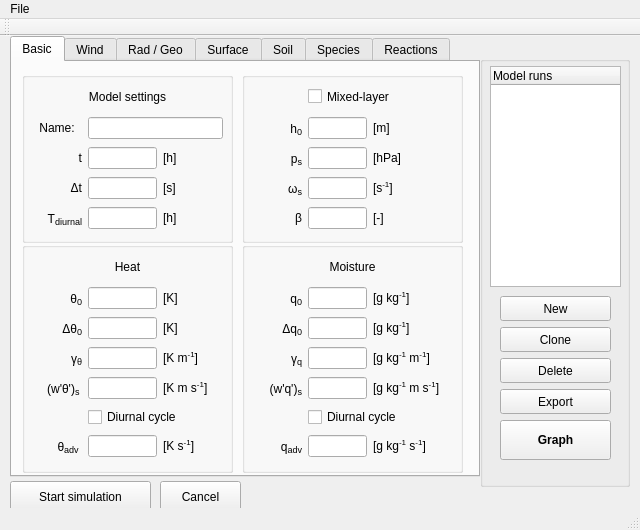
Qt form mainwindow.ui (classmodel/modelgui) before a commit.
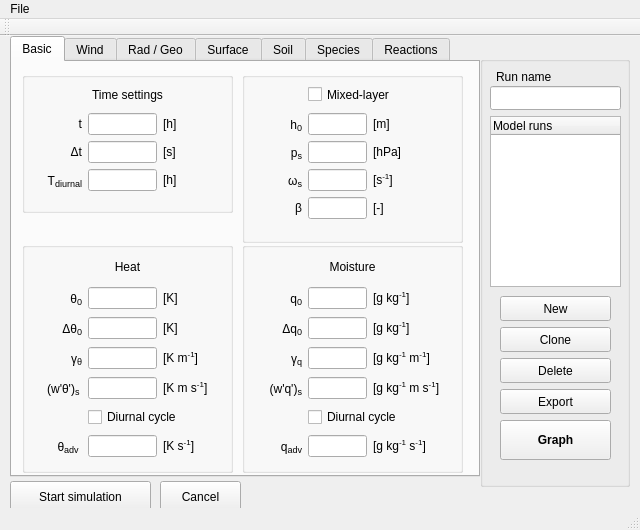
The same form after that commit.

Commit message: Moved modelrun-name field

The edit to the form file:
```diff
--- a/mainwindow.ui
+++ b/mainwindow.ui
@@ -69,7 +69,7 @@
         <x>10</x>
         <y>10</y>
         <width>211</width>
-        <height>171</height>
+        <height>141</height>
        </rect>
       </property>
       <property name="title">
@@ -81,26 +81,13 @@
          <x>10</x>
          <y>10</y>
          <width>191</width>
-         <height>151</height>
+         <height>111</height>
         </rect>
        </property>
        <layout class="QGridLayout" name="modelsettings_grid" columnminimumwidth="50,0,60">
         <property name="sizeConstraint">
          <enum>QLayout::SetMinimumSize</enum>
         </property>
-        <item row="1" column="0">
-         <widget class="QLabel" name="label_name">
-          <property name="toolTip">
-           <string/>
-          </property>
-          <property name="text">
-           <string>Name:</string>
-          </property>
-          <property name="alignment">
-           <set>Qt::AlignCenter</set>
-          </property>
-         </widget>
-        </item>
         <item row="0" column="0" colspan="3">
          <widget class="QLabel" name="label_mixedlayer">
           <property name="minimumSize">
@@ -116,21 +103,14 @@
            </size>
           </property>
           <property name="text">
-           <string>Model settings</string>
+           <string>Time settings</string>
           </property>
           <property name="alignment">
            <set>Qt::AlignCenter</set>
           </property>
          </widget>
         </item>
-        <item row="1" column="1" colspan="2">
-         <widget class="QLineEdit" name="input_name">
-          <property name="toolTip">
-           <string>name of the model run</string>
-          </property>
-         </widget>
-        </item>
-        <item row="2" column="0">
+        <item row="1" column="0">
          <widget class="QLabel" name="label_time">
           <property name="toolTip">
            <string/>
@@ -143,7 +123,7 @@
           </property>
          </widget>
         </item>
-        <item row="2" column="1">
+        <item row="1" column="1">
          <widget class="QLineEdit" name="input_time">
           <property name="toolTip">
            <string>total simulation time</string>
@@ -156,7 +136,7 @@
           </property>
          </widget>
         </item>
-        <item row="2" column="2">
+        <item row="1" column="2">
          <widget class="QLabel" name="unitlabel_time">
           <property name="toolTip">
            <string/>
@@ -169,7 +149,7 @@
           </property>
          </widget>
         </item>
-        <item row="3" column="0">
+        <item row="2" column="0">
          <widget class="QLabel" name="label_timestep">
           <property name="toolTip">
            <string/>
@@ -182,7 +162,7 @@
           </property>
          </widget>
         </item>
-        <item row="3" column="1">
+        <item row="2" column="1">
          <widget class="QLineEdit" name="input_timestep">
           <property name="toolTip">
            <string>time step</string>
@@ -195,7 +175,7 @@
           </property>
          </widget>
         </item>
-        <item row="3" column="2">
+        <item row="2" column="2">
          <widget class="QLabel" name="unitlabel_timestep">
           <property name="toolTip">
            <string/>
@@ -208,7 +188,7 @@
           </property>
          </widget>
         </item>
-        <item row="4" column="1">
+        <item row="3" column="1">
          <widget class="QLineEdit" name="input_sinperiod">
           <property name="toolTip">
            <string>period of diurnal cycle</string>
@@ -221,7 +201,7 @@
           </property>
          </widget>
         </item>
-        <item row="4" column="0">
+        <item row="3" column="0">
          <widget class="QLabel" name="label_period">
           <property name="toolTip">
            <string/>
@@ -234,7 +214,7 @@
           </property>
          </widget>
         </item>
-        <item row="4" column="2">
+        <item row="3" column="2">
          <widget class="QLabel" name="unitlabel_period">
           <property name="toolTip">
            <string/>
@@ -524,7 +504,7 @@
          <x>10</x>
          <y>10</y>
          <width>201</width>
-         <height>150</height>
+         <height>141</height>
         </rect>
        </property>
        <layout class="QGridLayout" name="ml_grid" columnminimumwidth="50,0,80">
@@ -5428,9 +5408,9 @@
      <property name="geometry">
       <rect>
        <x>10</x>
-       <y>10</y>
+       <y>60</y>
        <width>131</width>
-       <height>221</height>
+       <height>171</height>
       </rect>
      </property>
      <column>
@@ -5540,6 +5520,38 @@
       </item>
      </layout>
     </widget>
+    <widget class="QLineEdit" name="input_name">
+     <property name="geometry">
+      <rect>
+       <x>10</x>
+       <y>30</y>
+       <width>131</width>
+       <height>24</height>
+      </rect>
+     </property>
+     <property name="toolTip">
+      <string>name of the model run</string>
+     </property>
+    </widget>
+    <widget class="QLabel" name="label_name">
+     <property name="geometry">
+      <rect>
+       <x>16</x>
+       <y>10</y>
+       <width>121</width>
+       <height>21</height>
+      </rect>
+     </property>
+     <property name="toolTip">
+      <string/>
+     </property>
+     <property name="text">
+      <string>Run name</string>
+     </property>
+     <property name="alignment">
+      <set>Qt::AlignLeading|Qt::AlignLeft|Qt::AlignVCenter</set>
+     </property>
+    </widget>
    </widget>
    <widget class="QPushButton" name="startButton">
     <property name="geometry">
```
